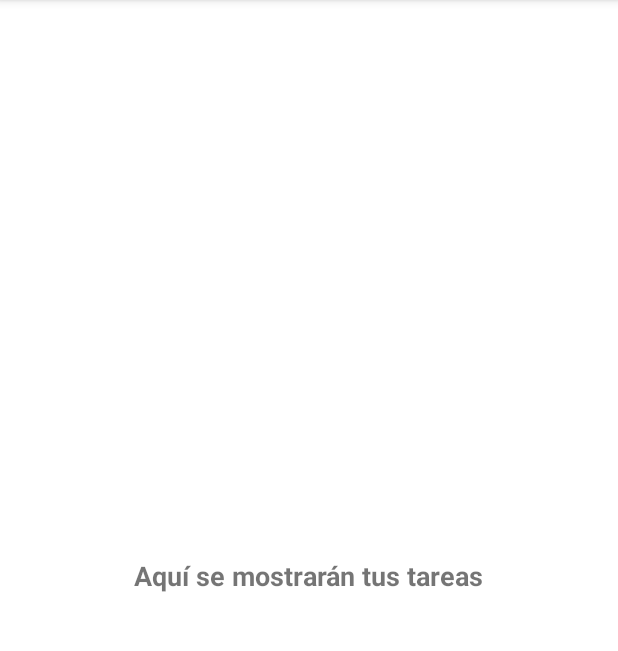
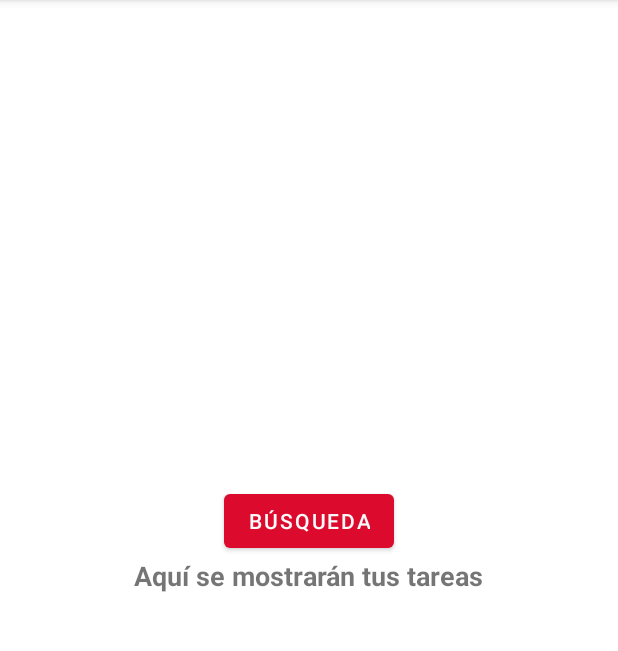
Before and after one commit to ZValer/PokedexApp, an Android app: the fragment TareasFragment shown on its own in the app's theme, on a phone screen of 412 x 824 dp, the part 84-735 px from its top. Run offline under Robolectric (Android 15) with nearby library versions, the phone set to English and light mode, and no system bars.

Commit message:
Hacer que btn_busqueda lleve al SearchFragment sin  lógica de MainActivity (conflicto Navbar)

```diff
--- a/app/src/main/java/com/example/kotlin/mypokedexapp/framework/views/activities/fragments/TareasFragment.kt
+++ b/app/src/main/java/com/example/kotlin/mypokedexapp/framework/views/activities/fragments/TareasFragment.kt
@@ -4,8 +4,10 @@ import android.os.Bundle
 import android.view.LayoutInflater
 import android.view.View
 import android.view.ViewGroup
+import android.widget.Button
 import androidx.fragment.app.Fragment
 import com.example.kotlin.mypokedexapp.R
+import com.example.kotlin.mypokedexapp.framework.views.activities.fragments.SearchFragment
 
 class TareasFragment : Fragment() {
 
@@ -14,6 +16,13 @@ class TareasFragment : Fragment() {
         savedInstanceState: Bundle?
     ): View? {
         // Inflar el layout del fragmento
-        return inflater.inflate(R.layout.fragment_tareas, container, false)
+       val view = inflater.inflate(R.layout.fragment_tareas, container, false)
+        view.findViewById<Button>(R.id.btn_busqueda).setOnClickListener {
+            parentFragmentManager.beginTransaction()
+                .replace(R.id.nav_host_fragment_content_main, SearchFragment())
+                .addToBackStack(null) // Esto permite volver al TareasFragment
+                .commit()
+        }
+        return view
     }
 }
--- a/app/src/main/res/layout/fragment_tareas.xml
+++ b/app/src/main/res/layout/fragment_tareas.xml
@@ -5,10 +5,21 @@
     android:layout_height="match_parent">
 
     <TextView
+        android:id="@+id/texto_lista"
         android:layout_width="wrap_content"
         android:layout_height="wrap_content"
         android:text="Aquí se mostrarán tus tareas"
         android:layout_centerInParent="true"
         android:textSize="18sp"
         android:textStyle="bold"/>
+
+    <!-- Botón "Búsqueda" -->
+    <Button
+        android:id="@+id/btn_busqueda"
+        android:layout_width="wrap_content"
+        android:layout_height="wrap_content"
+        android:text="Búsqueda"
+        android:layout_above="@id/texto_lista"
+        android:layout_centerHorizontal="true"
+        android:layout_marginTop="20dp"/>
 </RelativeLayout>
```
